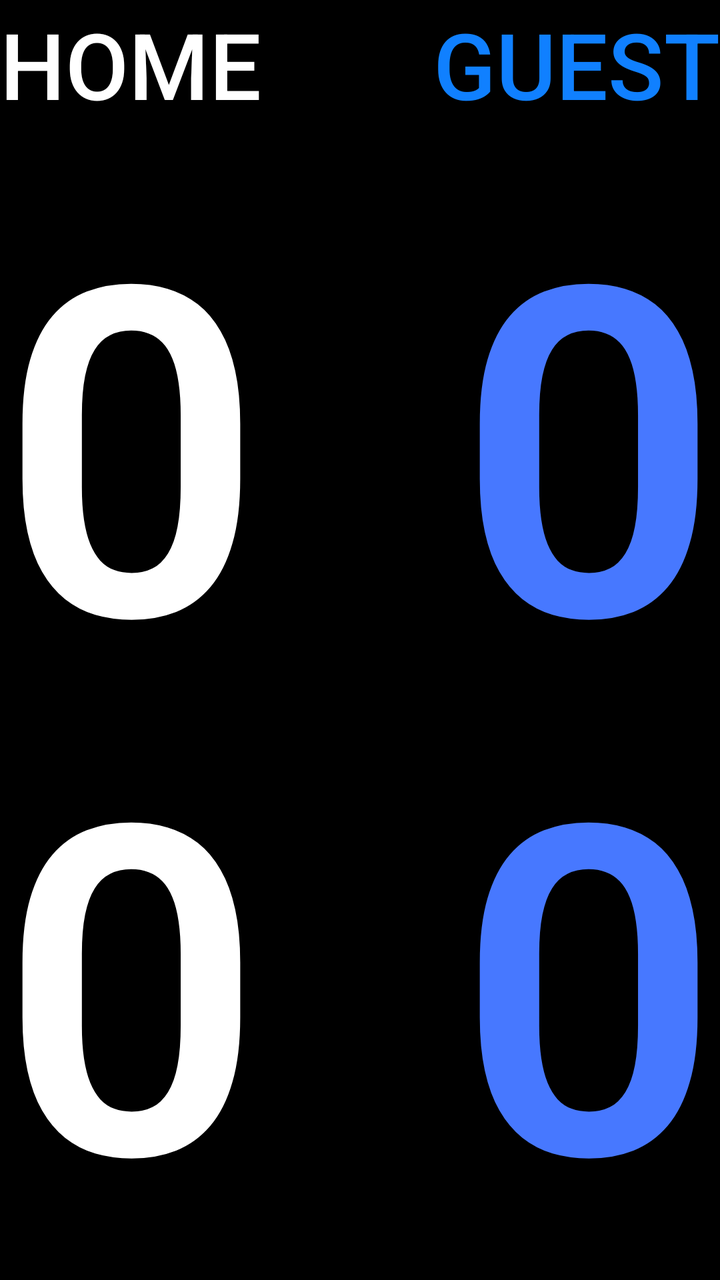
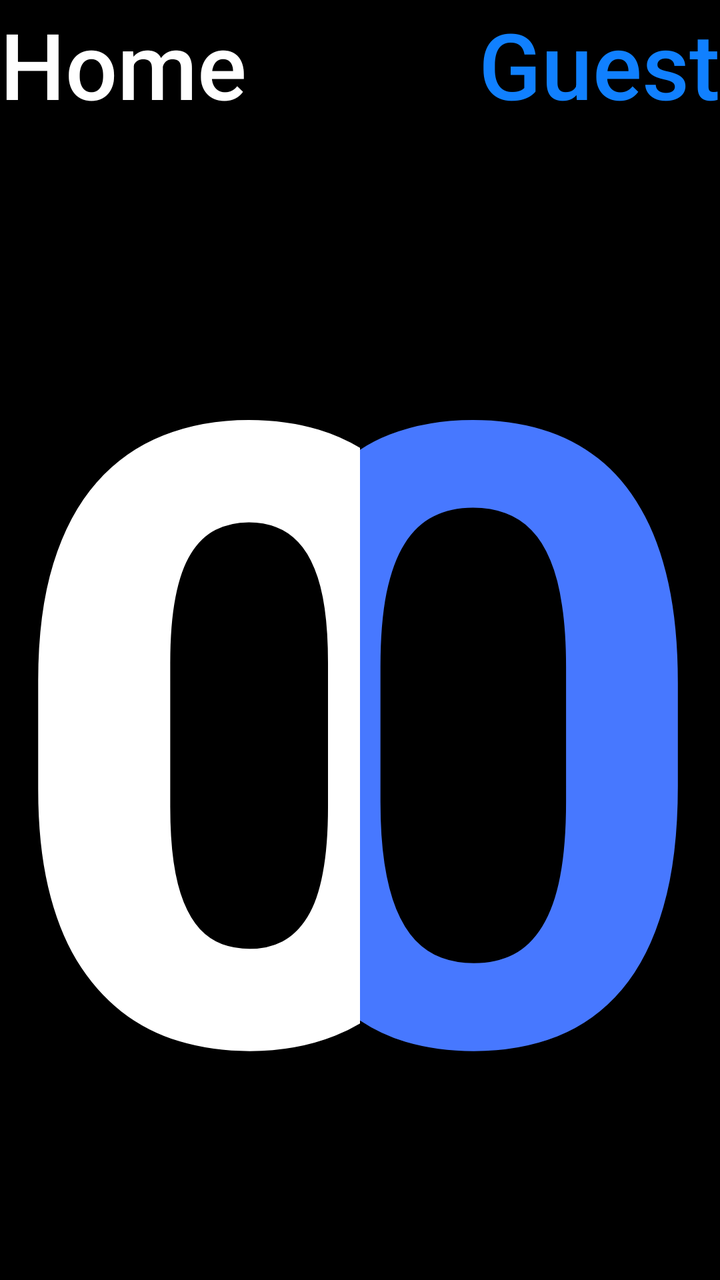

Compare the two renders of this Android layout. The source of the first and the diff that turns it into the second are given below.
<!-- AndroidManifest.xml: application theme AppTheme -->
<!-- res/layout/scoreboard.xml -->
<?xml version="1.0" encoding="utf-8"?>
<androidx.coordinatorlayout.widget.CoordinatorLayout xmlns:android="http://schemas.android.com/apk/res/android"
    xmlns:app="http://schemas.android.com/apk/res-auto"
    xmlns:tools="http://schemas.android.com/tools"
    android:layout_width="match_parent"
    android:layout_height="match_parent"
    android:keepScreenOn="true"
    tools:context="de.wasserball.wabaclock.main.Scoreboard">

    <LinearLayout
        android:id="@+id/scoreBoardLayout"
        android:layout_width="match_parent"
        android:layout_height="match_parent"
        android:orientation="vertical">

        <LinearLayout
            android:layout_width="match_parent"
            android:layout_height="0dp"
            android:layout_weight="1"
            android:minHeight="48dp"
            android:orientation="horizontal">

            <Button
                android:id="@+id/btnTeamHome"
                style="@style/Widget.AppCompat.Button.Borderless"
                android:layout_width="0dp"
                android:layout_height="match_parent"
                android:layout_weight="1"
                android:background="@android:color/background_dark"
                android:text="@string/home_team_default_name"
                android:textAlignment="textStart"
                android:textColor="@android:color/white"
                app:autoSizeMaxTextSize="400sp"
                app:autoSizeMinTextSize="12sp"
                app:autoSizeStepGranularity="2sp"
                app:autoSizeTextType="uniform" />

            <Button
                android:id="@+id/btnTeamGuest"
                style="@style/Widget.AppCompat.Button.Borderless"
                android:layout_width="0dp"
                android:layout_height="match_parent"
                android:layout_weight="1"
                android:background="@android:color/background_dark"
                android:text="@string/guest_team_default_name"
                android:textAlignment="textEnd"
                android:textColor="@color/blue"
                app:autoSizeMaxTextSize="400sp"
                app:autoSizeMinTextSize="12sp"
                app:autoSizeStepGranularity="2sp"
                app:autoSizeTextType="uniform" />
        </LinearLayout>

        <LinearLayout
            android:id="@+id/layoutButtons"
            android:layout_width="match_parent"
            android:layout_height="0dp"
            android:layout_weight="9"
            android:background="@android:color/background_dark"
            android:orientation="horizontal">

            <Button
                android:id="@+id/toreHeimScoreboard"
                style="@style/Widget.AppCompat.Button.Borderless"
                android:layout_width="0dp"
                android:layout_height="match_parent"
                android:layout_weight="1"
                android:background="@android:color/background_dark"
                android:contentDescription="@string/goals_home_content_description"
                android:text="@string/_00"
                android:textAlignment="textStart"
                android:textAppearance="@style/TextAppearance.AppCompat.Display4"
                android:textColor="@android:color/background_light"
                android:textStyle="bold"
                app:autoSizeMaxTextSize="3600sp"
                app:autoSizeMinTextSize="12sp"
                app:autoSizeStepGranularity="2sp"
                app:autoSizeTextType="uniform" />

            <Button
                android:id="@+id/toreGastScoreboard"
                style="@style/Widget.AppCompat.Button.Borderless"
                android:layout_width="0dp"
                android:layout_height="match_parent"
                android:layout_weight="1"
                android:background="@android:color/background_dark"
                android:contentDescription="@string/goals_guest_content_description"
                android:text="@string/_00"
                android:textAlignment="textEnd"
                android:textAppearance="@style/TextAppearance.AppCompat.Display4"
                android:textColor="#4778FF"
                android:textStyle="bold"
                app:autoSizeMaxTextSize="3600sp"
                app:autoSizeMinTextSize="12sp"
                app:autoSizeStepGranularity="2sp"
                app:autoSizeTextType="uniform" />
        </LinearLayout>

    </LinearLayout>

</androidx.coordinatorlayout.widget.CoordinatorLayout>
<!-- resources referenced by this layout -->
<resources>
  <color name="blue">#1080FF</color>
  <string name="_00">00</string>
  <string name="goals_guest_content_description">golas guest</string>
  <string name="goals_home_content_description">goals home</string>
  <string name="guest_team_default_name">Guest</string>
  <string name="home_team_default_name">Home</string>
  <style name="AppTheme" parent="Theme.AppCompat.Light.NoActionBar">
          
          <item name="colorPrimary">@color/colorPrimary</item>
          <item name="colorPrimaryDark">@color/colorPrimaryDark</item>
          <item name="colorAccent">@color/colorAccent</item>
      </style>
  <color name="colorPrimary">#008577</color>
  <color name="colorPrimaryDark">#000000</color>
  <color name="colorAccent">#D81B60</color>
</resources>

<!-- the commit's change to res/layout/scoreboard.xml (unified diff, before → after) -->
@@ -29,6 +29,7 @@
                 android:background="@android:color/background_dark"
                 android:text="@string/home_team_default_name"
                 android:textAlignment="textStart"
+                android:textAllCaps="false"
                 android:textColor="@android:color/white"
                 app:autoSizeMaxTextSize="400sp"
                 app:autoSizeMinTextSize="12sp"
@@ -44,6 +45,7 @@
                 android:background="@android:color/background_dark"
                 android:text="@string/guest_team_default_name"
                 android:textAlignment="textEnd"
+                android:textAllCaps="false"
                 android:textColor="@color/blue"
                 app:autoSizeMaxTextSize="400sp"
                 app:autoSizeMinTextSize="12sp"
@@ -69,7 +71,7 @@
                 android:contentDescription="@string/goals_home_content_description"
                 android:text="@string/_00"
                 android:textAlignment="textStart"
-                android:textAppearance="@style/TextAppearance.AppCompat.Display4"
+                android:textAllCaps="false"
                 android:textColor="@android:color/background_light"
                 android:textStyle="bold"
                 app:autoSizeMaxTextSize="3600sp"
@@ -87,6 +89,7 @@
                 android:contentDescription="@string/goals_guest_content_description"
                 android:text="@string/_00"
                 android:textAlignment="textEnd"
+                android:textAllCaps="false"
                 android:textAppearance="@style/TextAppearance.AppCompat.Display4"
                 android:textColor="#4778FF"
                 android:textStyle="bold"
<!-- resource entries referenced after the edit -->
@@ -1,7 +1,7 @@
 <!-- resources referenced by this layout -->
 <resources>
   <color name="blue">#1080FF</color>
-  <string name="_00">00</string>
+  <string name="_00">0</string>
   <string name="goals_guest_content_description">golas guest</string>
   <string name="goals_home_content_description">goals home</string>
   <string name="guest_team_default_name">Guest</string>
